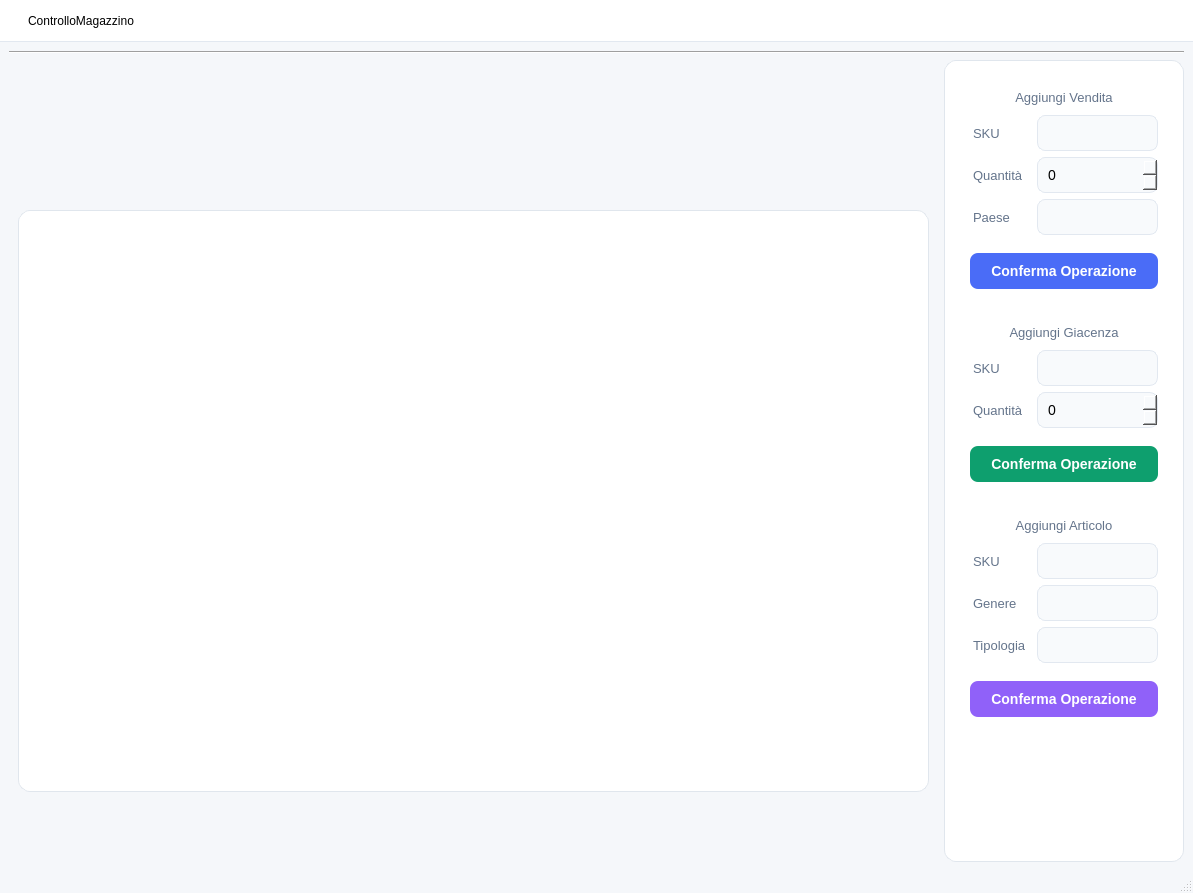
This is mainwindow.ui in cere04/ControlloMagazzino as Qt 5 draws it before an edit. The edited form follows.
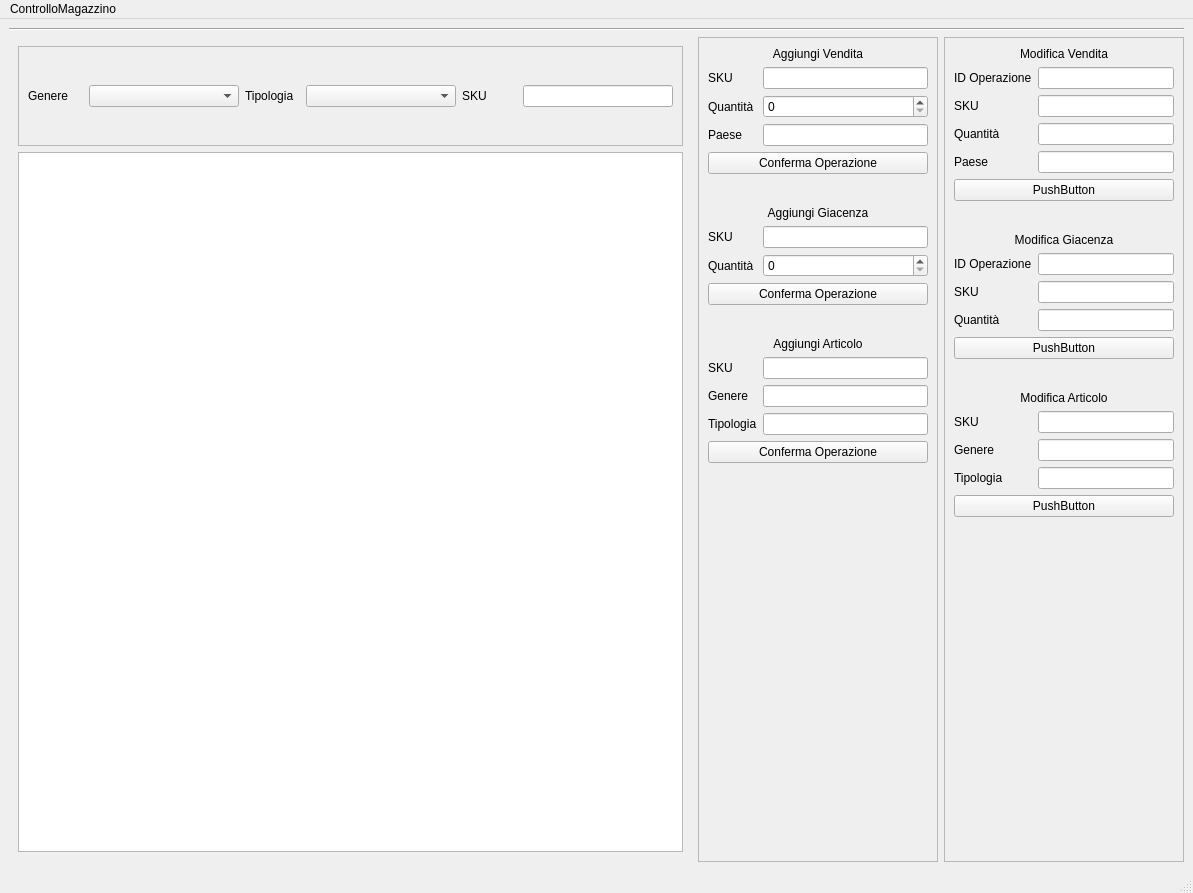
This is the edited form.

```diff
--- a/mainwindow.ui
+++ b/mainwindow.ui
@@ -13,127 +13,6 @@
   <property name="windowTitle">
    <string>MainWindow</string>
   </property>
-  <property name="styleSheet">
-   <string notr="true">/* Stile principale - Sfondo e tipografia */
-QMainWindow {
-    background-color: #f5f7fa;
-    font-family: 'Segoe UI', sans-serif;
-}
-
-/* Pannello laterale stile &quot;card&quot; */
-QFrame#frame {
-    background-color: #ffffff;
-    border-radius: 12px;
-    border: 1px solid #e0e6ed;
-    padding: 16px;
-    box-shadow: 0 4px 12px rgba(0,0,0,0.05);
-}
-
-/* Titoli delle sezioni */
-QLabel[text^=&quot;Aggiungi&quot;] {
-    font-size: 16px;
-    font-weight: 600;
-    color: #4a6cf7;
-    padding: 8px 0;
-    border-bottom: 2px solid #e4e9f2;
-    margin-bottom: 12px;
-}
-
-/* Etichette normali */
-QLabel {
-    font-size: 13px;
-    color: #64748b;
-    padding: 4px 0;
-}
-
-/* Campi di input */
-QLineEdit, QSpinBox {
-    background-color: #f8fafc;
-    border: 1px solid #e2e8f0;
-    border-radius: 8px;
-    padding: 8px;
-    font-size: 14px;
-    selection-background-color: #4a6cf730;
-}
-
-QLineEdit:focus, QSpinBox:focus {
-    border: 1px solid #4a6cf7;
-    box-shadow: 0 0 0 3px rgba(74, 108, 247, 0.15);
-}
-
-/* Pulsanti principali */
-QPushButton {
-    background-color: #4a6cf7;
-    color: white;
-    border: none;
-    border-radius: 8px;
-    padding: 10px 16px;
-    font-weight: 500;
-    font-size: 14px;
-    margin-top: 12px;
-    transition: all 0.2s ease;
-}
-
-QPushButton:hover {
-    background-color: #3a5af5;
-    transform: translateY(-1px);
-}
-
-QPushButton:pressed {
-    background-color: #2b4df3;
-    transform: translateY(1px);
-}
-
-/* Pulsante Vendita */
-#pushButton {
-    background-color: #4a6cf7;
-}
-
-/* Pulsante Giacenza */
-#pushButton_2 {
-    background-color: #0e9f6e;
-}
-
-/* Pulsante Articolo */
-#pushButton_3 {
-    background-color: #9061f9;
-}
-
-/* Linea separatrice */
-QFrame[orientation=&quot;1&quot;] { /* Horizontal line */
-    background-color: #e4e9f2;
-    height: 2px;
-    margin: 8px 0;
-}
-
-/* Area grafica */
-QGraphicsView {
-    background-color: white;
-    border-radius: 12px;
-    border: 1px solid #e0e6ed;
-}
-
-/* Menu Bar */
-QMenuBar {
-    background-color: white;
-    padding: 6px;
-    border-bottom: 1px solid #e2e8f0;
-}
-
-QMenuBar::item {
-    padding: 8px 16px;
-    border-radius: 6px;
-}
-
-QMenuBar::item:selected {
-    background-color: #f1f5f9;
-}
-
-/* Spaziatori trasparenti */
-QSpacerItem {
-    background-color: transparent;
-}</string>
-  </property>
   <widget class="QWidget" name="centralwidget">
    <layout class="QGridLayout" name="gridLayout">
     <item row="1" column="2" rowspan="3">
@@ -326,14 +205,218 @@
       </layout>
      </widget>
     </item>
-    <item row="0" column="0" colspan="3">
+    <item row="1" column="3" rowspan="3">
+     <widget class="QFrame" name="frame_2">
+      <property name="maximumSize">
+       <size>
+        <width>240</width>
+        <height>16777215</height>
+       </size>
+      </property>
+      <property name="styleSheet">
+       <string notr="true">QFrame#frame {
+	background-color: #ffffff;\n
+	border-radius: 12px;\n
+    border: 1px solid #e0e6ed;\n
+    padding: 16px;\n
+    box-shadow: 0 4px 12px rgba(0,0,0,0.05);
+}</string>
+      </property>
+      <property name="frameShape">
+       <enum>QFrame::Shape::StyledPanel</enum>
+      </property>
+      <property name="frameShadow">
+       <enum>QFrame::Shadow::Raised</enum>
+      </property>
+      <layout class="QFormLayout" name="formLayout">
+       <item row="0" column="0" colspan="2">
+        <widget class="QLabel" name="label">
+         <property name="text">
+          <string>Modifica Vendita</string>
+         </property>
+         <property name="alignment">
+          <set>Qt::AlignmentFlag::AlignCenter</set>
+         </property>
+        </widget>
+       </item>
+       <item row="1" column="0">
+        <widget class="QLabel" name="label_15">
+         <property name="text">
+          <string>ID Operazione</string>
+         </property>
+        </widget>
+       </item>
+       <item row="1" column="1">
+        <widget class="QLineEdit" name="lineEdit_9"/>
+       </item>
+       <item row="2" column="0">
+        <widget class="QLabel" name="label_2">
+         <property name="text">
+          <string>SKU</string>
+         </property>
+        </widget>
+       </item>
+       <item row="2" column="1">
+        <widget class="QLineEdit" name="lineEdit"/>
+       </item>
+       <item row="3" column="0">
+        <widget class="QLabel" name="label_14">
+         <property name="text">
+          <string>Quantità</string>
+         </property>
+        </widget>
+       </item>
+       <item row="3" column="1">
+        <widget class="QLineEdit" name="lineEdit_2"/>
+       </item>
+       <item row="4" column="0">
+        <widget class="QLabel" name="label_16">
+         <property name="text">
+          <string>Paese</string>
+         </property>
+        </widget>
+       </item>
+       <item row="4" column="1">
+        <widget class="QLineEdit" name="lineEdit_10"/>
+       </item>
+       <item row="7" column="0" colspan="2">
+        <widget class="QLabel" name="label_17">
+         <property name="text">
+          <string>Modifica Giacenza</string>
+         </property>
+         <property name="alignment">
+          <set>Qt::AlignmentFlag::AlignCenter</set>
+         </property>
+        </widget>
+       </item>
+       <item row="8" column="0">
+        <widget class="QLabel" name="label_18">
+         <property name="text">
+          <string>ID Operazione</string>
+         </property>
+        </widget>
+       </item>
+       <item row="8" column="1">
+        <widget class="QLineEdit" name="lineEdit_11"/>
+       </item>
+       <item row="9" column="0">
+        <widget class="QLabel" name="label_19">
+         <property name="text">
+          <string>SKU</string>
+         </property>
+        </widget>
+       </item>
+       <item row="9" column="1">
+        <widget class="QLineEdit" name="lineEdit_12"/>
+       </item>
+       <item row="10" column="0">
+        <widget class="QLabel" name="label_20">
+         <property name="text">
+          <string>Quantità</string>
+         </property>
+        </widget>
+       </item>
+       <item row="10" column="1">
+        <widget class="QLineEdit" name="lineEdit_13"/>
+       </item>
+       <item row="13" column="0" colspan="2">
+        <widget class="QLabel" name="label_21">
+         <property name="text">
+          <string>Modifica Articolo</string>
+         </property>
+         <property name="alignment">
+          <set>Qt::AlignmentFlag::AlignCenter</set>
+         </property>
+        </widget>
+       </item>
+       <item row="14" column="0">
+        <widget class="QLabel" name="label_22">
+         <property name="text">
+          <string>SKU</string>
+         </property>
+        </widget>
+       </item>
+       <item row="14" column="1">
+        <widget class="QLineEdit" name="lineEdit_14"/>
+       </item>
+       <item row="15" column="0">
+        <widget class="QLabel" name="label_23">
+         <property name="text">
+          <string>Genere</string>
+         </property>
+        </widget>
+       </item>
+       <item row="15" column="1">
+        <widget class="QLineEdit" name="lineEdit_15"/>
+       </item>
+       <item row="16" column="0">
+        <widget class="QLabel" name="label_24">
+         <property name="text">
+          <string>Tipologia</string>
+         </property>
+        </widget>
+       </item>
+       <item row="16" column="1">
+        <widget class="QLineEdit" name="lineEdit_16"/>
+       </item>
+       <item row="5" column="0" colspan="2">
+        <widget class="QPushButton" name="pushButton_4">
+         <property name="text">
+          <string>PushButton</string>
+         </property>
+        </widget>
+       </item>
+       <item row="11" column="0" colspan="2">
+        <widget class="QPushButton" name="pushButton_5">
+         <property name="text">
+          <string>PushButton</string>
+         </property>
+        </widget>
+       </item>
+       <item row="17" column="0" colspan="2">
+        <widget class="QPushButton" name="pushButton_6">
+         <property name="text">
+          <string>PushButton</string>
+         </property>
+        </widget>
+       </item>
+       <item row="6" column="0" colspan="2">
+        <spacer name="horizontalSpacer_3">
+         <property name="orientation">
+          <enum>Qt::Orientation::Horizontal</enum>
+         </property>
+         <property name="sizeHint" stdset="0">
+          <size>
+           <width>40</width>
+           <height>20</height>
+          </size>
+         </property>
+        </spacer>
+       </item>
+       <item row="12" column="0" colspan="2">
+        <spacer name="horizontalSpacer_4">
+         <property name="orientation">
+          <enum>Qt::Orientation::Horizontal</enum>
+         </property>
+         <property name="sizeHint" stdset="0">
+          <size>
+           <width>40</width>
+           <height>20</height>
+          </size>
+         </property>
+        </spacer>
+       </item>
+      </layout>
+     </widget>
+    </item>
+    <item row="0" column="0" colspan="4">
      <widget class="Line" name="line">
       <property name="orientation">
        <enum>Qt::Orientation::Horizontal</enum>
       </property>
      </widget>
     </item>
-    <item row="2" column="0" rowspan="2" colspan="2">
+    <item row="1" column="0" rowspan="3" colspan="2">
      <widget class="QWidget" name="widget" native="true">
       <property name="minimumSize">
        <size>
@@ -344,27 +427,119 @@
       <property name="maximumSize">
        <size>
         <width>16777215</width>
-        <height>600</height>
+        <height>16777215</height>
        </size>
       </property>
       <layout class="QGridLayout" name="gridLayout_2">
-       <item row="0" column="0">
-        <widget class="QGraphicsView" name="graphicsView"/>
+       <item row="0" column="1">
+        <widget class="QFrame" name="frame_3">
+         <property name="minimumSize">
+          <size>
+           <width>0</width>
+           <height>100</height>
+          </size>
+         </property>
+         <property name="maximumSize">
+          <size>
+           <width>16777215</width>
+           <height>100</height>
+          </size>
+         </property>
+         <property name="frameShape">
+          <enum>QFrame::Shape::StyledPanel</enum>
+         </property>
+         <property name="frameShadow">
+          <enum>QFrame::Shadow::Raised</enum>
+         </property>
+         <layout class="QHBoxLayout" name="horizontalLayout">
+          <item>
+           <widget class="QLabel" name="label_25">
+            <property name="text">
+             <string>Genere</string>
+            </property>
+           </widget>
+          </item>
+          <item>
+           <widget class="QComboBox" name="comboBox">
+            <property name="minimumSize">
+             <size>
+              <width>150</width>
+              <height>0</height>
+             </size>
+            </property>
+            <property name="maximumSize">
+             <size>
+              <width>150</width>
+              <height>16777215</height>
+             </size>
+            </property>
+           </widget>
+          </item>
+          <item>
+           <widget class="QLabel" name="label_26">
+            <property name="text">
+             <string>Tipologia</string>
+            </property>
+           </widget>
+          </item>
+          <item>
+           <widget class="QComboBox" name="comboBox_2">
+            <property name="minimumSize">
+             <size>
+              <width>150</width>
+              <height>0</height>
+             </size>
+            </property>
+            <property name="maximumSize">
+             <size>
+              <width>150</width>
+              <height>16777215</height>
+             </size>
+            </property>
+           </widget>
+          </item>
+          <item>
+           <widget class="QLabel" name="label_27">
+            <property name="text">
+             <string>SKU</string>
+            </property>
+           </widget>
+          </item>
+          <item>
+           <widget class="QLineEdit" name="lineEdit_17">
+            <property name="minimumSize">
+             <size>
+              <width>150</width>
+              <height>0</height>
+             </size>
+            </property>
+            <property name="maximumSize">
+             <size>
+              <width>150</width>
+              <height>16777215</height>
+             </size>
+            </property>
+           </widget>
+          </item>
+         </layout>
+        </widget>
+       </item>
+       <item row="1" column="1">
+        <widget class="QGraphicsView" name="graphicsView">
+         <property name="maximumSize">
+          <size>
+           <width>16777215</width>
+           <height>700</height>
+          </size>
+         </property>
+         <property name="styleSheet">
+          <string notr="true">none</string>
+         </property>
+        </widget>
        </item>
       </layout>
      </widget>
     </item>
-    <item row="1" column="0" colspan="2">
-     <widget class="QWidget" name="top_left_widget" native="true">
-      <property name="maximumSize">
-       <size>
-        <width>16777215</width>
-        <height>75</height>
-       </size>
-      </property>
-      <layout class="QGridLayout" name="gridLayout_3"/>
-     </widget>
-    </item>
    </layout>
   </widget>
   <widget class="QMenuBar" name="menubar">
@@ -373,7 +548,7 @@
      <x>0</x>
      <y>0</y>
      <width>1193</width>
-     <height>45</height>
+     <height>22</height>
     </rect>
    </property>
    <widget class="QMenu" name="menuControlloMagazzino">
```
Left out of the diff: 14 changed lines with no effect on the pictures.
